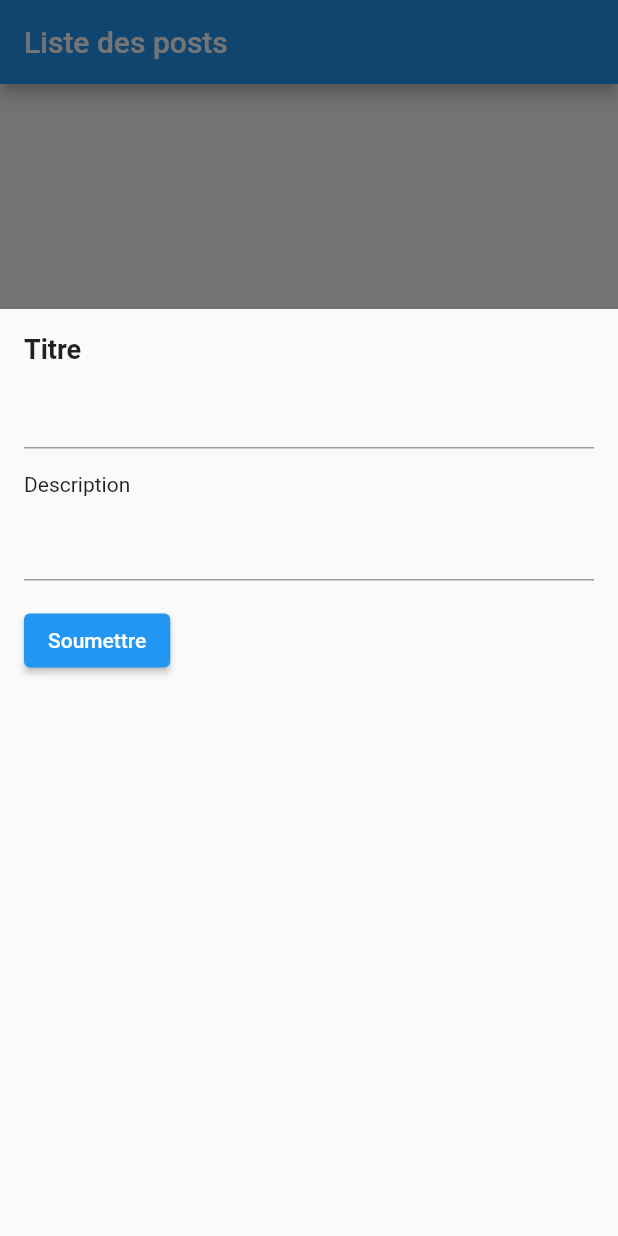
After one commit to TheoGamiz/TP-FlutterBase, a Flutter app: the screen it shows after launch, after a tap on the "add" icon, on a phone screen of 412 x 824 dp. The commit adds this screen. Run offline on Flutter 3.47's test engine with Material 2 defaults, Android fonts, the phone set to English and light mode, and no system bars; our stand-ins replace bloc, cloud_firestore, firebase_core, firebase_crashlytics, flutter_bloc; accounts and stored records are empty.

Commit message:
ajout et modifications de posts

```diff
--- a/lib/home_screen/data_sources/firebase_post_data_source.dart
+++ b/lib/home_screen/data_sources/firebase_post_data_source.dart
@@ -1,3 +1,4 @@
+import 'package:cloud_firestore/cloud_firestore.dart';
 import 'package:tp_flutterbase/home_screen/data_sources/posts_data_source.dart';
 
 import '../models/post.dart';
@@ -5,13 +6,21 @@ import '../models/post.dart';
 class FireStorePostsDataSource extends PostsDataSource {
   @override
   Future<List<Post>> getPosts() async {
-    await Future.delayed(const Duration(seconds: 2));
-    return List.generate(10, (index) {
-      return Post(
-        id: '$index',
-        title: 'Titre $index',
-        description: 'Description $index',
+    QuerySnapshot querySnapshot =
+        await FirebaseFirestore.instance.collection('posts').get();
+
+    List<Post> posts = [];
+
+    querySnapshot.docs.forEach((doc) {
+      Map<String, dynamic>? data = doc.data() as Map<String, dynamic>?;
+      Post post = Post(
+        id: doc.id,
+        title: data?['title'],
+        description: data?['description'],
       );
+      posts.add(post);
     });
+
+    return posts;
   }
 }
--- a/lib/home_screen/home_screen.dart
+++ b/lib/home_screen/home_screen.dart
@@ -2,7 +2,9 @@ import 'package:flutter/material.dart';
 import 'package:flutter/src/widgets/framework.dart';
 import 'package:flutter/src/widgets/placeholder.dart';
 import 'package:flutter_bloc/flutter_bloc.dart';
+import 'package:tp_flutterbase/home_screen/new_post.dart';
 import 'package:tp_flutterbase/home_screen/post_bloc/post_bloc.dart';
+import 'package:tp_flutterbase/home_screen/post_detail_screen.dart';
 import 'package:tp_flutterbase/home_screen/repository/post_repository.dart';
 
 import 'models/post.dart';
@@ -18,7 +20,7 @@ class HomeScreen extends StatelessWidget {
       )..add(GetAllPosts(10)),
       child: Scaffold(
         appBar: AppBar(
-          title: Text("Test"),
+          title: Text("Liste des posts"),
         ),
         body: BlocBuilder<PostsBloc, PostsState>(
               builder: (context, state) {
@@ -56,8 +58,8 @@ class HomeScreen extends StatelessWidget {
               },
             ),
             floatingActionButton: FloatingActionButton(
-              child: const Icon(Icons.refresh),
-              onPressed: () => _onRefreshList(context),
+              child: const Icon(Icons.add),
+              onPressed: () => showCustomModal(context),
             ),
           )
     );
@@ -71,6 +73,33 @@ class HomeScreen extends StatelessWidget {
   }
 
   void _onPostTap(BuildContext context, Post post) {
-    //PostDetailScreen.navigateTo(context, post);
+    Navigator.push(
+      context,
+      MaterialPageRoute(builder: (context) => PostDetailScreen(post: post,)),
+    );
+  }
+
+  void showCustomModal(BuildContext context) {
+    double screenHeight = MediaQuery.of(context).size.height;
+    double modalHeight = screenHeight * 0.75;
+
+    showModalBottomSheet(
+      context: context,
+      isScrollControlled: true,
+      builder: (BuildContext context) {
+        return Container(
+          height: modalHeight,
+          child: Align(
+            alignment: Alignment.bottomCenter,
+            child: GestureDetector(
+              onTap: () {
+                Navigator.of(context).pop();
+              },
+              child: MyFormWidget(),
+            ),
+          ),
+        );
+      },
+    );
   }
 }
--- /dev/null
+++ b/lib/home_screen/new_post.dart
@@ -0,0 +1,106 @@
+import 'package:cloud_firestore/cloud_firestore.dart';
+import 'package:flutter/material.dart';
+import 'package:flutter/src/widgets/framework.dart';
+import 'package:flutter/src/widgets/placeholder.dart';
+
+class MyFormWidget extends StatefulWidget {
+  @override
+  _MyFormWidgetState createState() => _MyFormWidgetState();
+}
+
+class _MyFormWidgetState extends State<MyFormWidget> {
+  final _formKey = GlobalKey<FormState>();
+  TextEditingController _titleController = TextEditingController();
+  TextEditingController _descriptionController = TextEditingController();
+
+  @override
+  void dispose() {
+    _titleController.dispose();
+    _descriptionController.dispose();
+    super.dispose();
+  }
+
+  @override
+  Widget build(BuildContext context) {
+    return Container(
+      padding: const EdgeInsets.all(16),
+      child: Form(
+        key: _formKey,
+        child: Column(
+          crossAxisAlignment: CrossAxisAlignment.start,
+          children: [
+            Text(
+              "Titre",
+              style: TextStyle(
+                fontWeight: FontWeight.bold,
+                fontSize: 18,
+              ),
+            ),
+            SizedBox(height: 8),
+            TextFormField(
+              controller: _titleController,
+              validator: (value) {
+                if (value!.isEmpty) {
+                  return 'Veuillez entrer un titre';
+                }
+                return null;
+              },
+            ),
+            SizedBox(height: 16),
+            Text("Description"),
+            SizedBox(height: 8),
+            TextFormField(
+              controller: _descriptionController,
+              validator: (value) {
+                if (value!.isEmpty) {
+                  return 'Veuillez entrer une description';
+                }
+                return null;
+              },
+            ),
+            SizedBox(height: 16),
+            ElevatedButton(
+              onPressed: () {
+                if (_formKey.currentState!.validate()) {
+                  // Validation du formulaire réussie, vous pouvez traiter les données ici
+                  String title = _titleController.text;
+                  String description = _descriptionController.text;
+
+                  // Exemple de traitement des données
+                  _submitForm(title, description);
+                }
+              },
+              child: Text('Soumettre'),
+            ),
+          ],
+        ),
+      ),
+    );
+  }
+
+  void _submitForm(String title, String description) {
+    // Exemple de traitement du formulaire
+    print('Titre : $title');
+    print('Description : $description');
+    _addPost(title, description);
+
+    // Réinitialiser les champs du formulaire
+    _titleController.clear();
+    _descriptionController.clear();
+
+    // Fermer la page modale ou effectuer une autre action
+    Navigator.of(context).pop();
+  }
+
+  Future<void> _addPost(String title, String description) async {
+    final CollectionReference usersCollection =
+        FirebaseFirestore.instance.collection('posts');
+
+    try {
+      await usersCollection.add({"title": title, "description": description});
+      print("User added");
+    } catch (error) {
+      print("Failed to add user: $error");
+    }
+  }
+}
```
Also changed, not shown: lib/home_screen/post_detail_screen.dart (added, +90 -0 lines).
